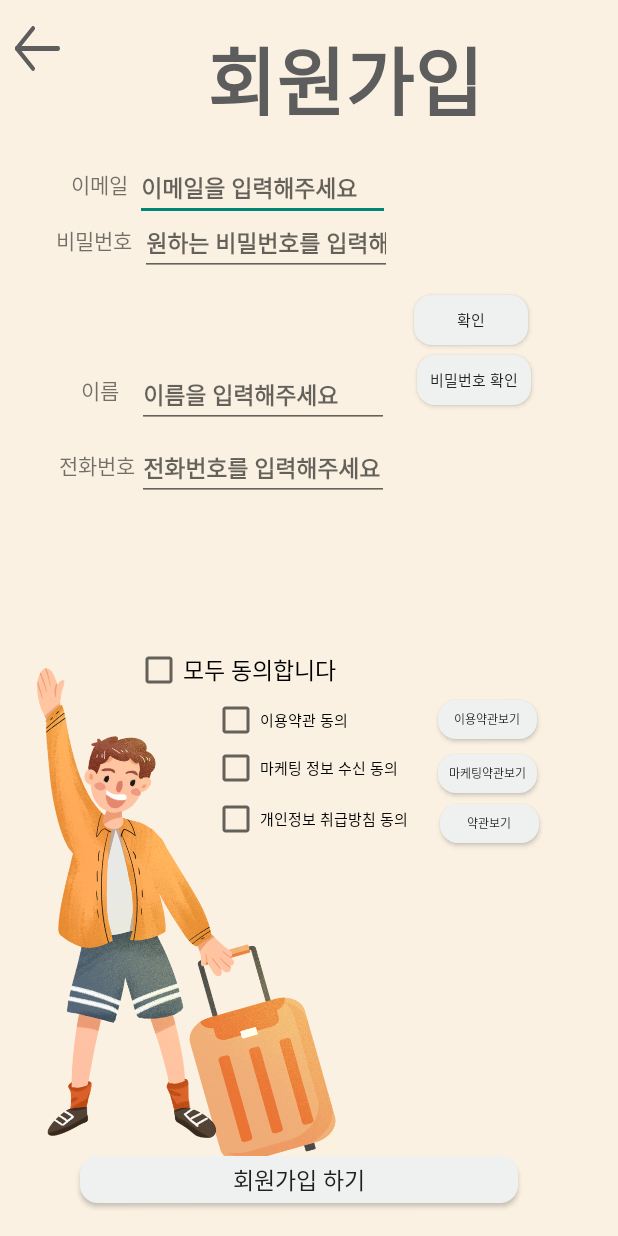
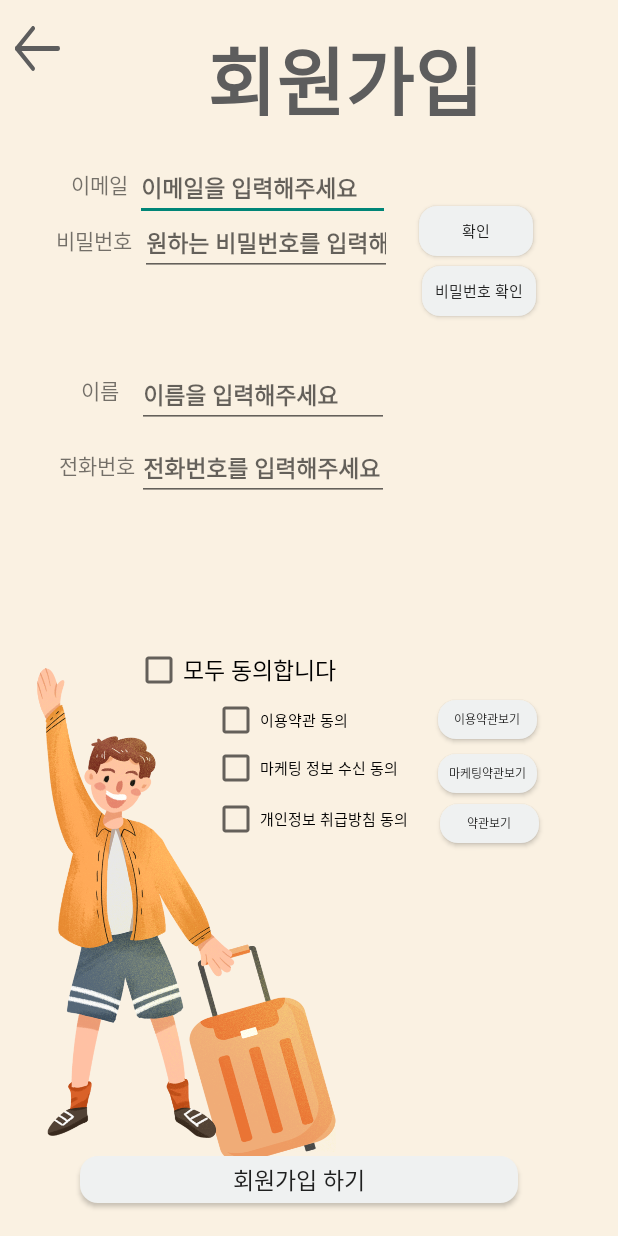
Before and after one commit to Junbeetime/Mapping, an Android app: the SignUpActivity screen opened directly, with no data from a screen before it, on a phone screen of 412 x 824 dp. Run offline under Robolectric (Android 15) with nearby library versions, the phone set to English and light mode, and no system bars; our stand-ins replace Firebase (no records; nobody signed in at launch, a user with empty details on screens opened directly).

Commit message:
6-01-05:07 fin

```diff
--- a/app/src/main/java/com/gachon/mapping/ShareDiary.java
+++ b/app/src/main/java/com/gachon/mapping/ShareDiary.java
@@ -98,7 +98,7 @@ public class ShareDiary extends AppCompatActivity  {
     private void readcontent(){
         String uid = FirebaseAuth.getInstance().getUid();
         String title = getIntent().getStringExtra("title");
-        mDatabase.child("공유다이어리").child(uid).child(title).addValueEventListener(new ValueEventListener() {
+        mDatabase.child("공유다이어리").child(title).addValueEventListener(new ValueEventListener() {
             @Override
             public void onDataChange(@NonNull DataSnapshot snapshot) {
                 if(snapshot.getValue(User.class) != null ){
--- a/app/src/main/res/layout/activity_diary_title.xml
+++ b/app/src/main/res/layout/activity_diary_title.xml
@@ -67,7 +67,7 @@
             android:layout_weight="3"
             android:background="@drawable/solid_button"
             android:fontFamily="@font/sangju_haerye"
-            android:text="일기장 만들기"
+            android:text="만들기"
             android:textColor="@color/black"
             android:textStyle="bold"
             android:layout_marginRight="5dp"/>
@@ -79,7 +79,7 @@
             android:layout_weight="3"
             android:background="@drawable/solid_button"
             android:fontFamily="@font/sangju_haerye"
-            android:text="일기장 불러오기"
+            android:text="불러오기"
             android:textColor="@color/black"
             android:textStyle="bold"
             android:layout_marginRight="5dp"/>
--- a/app/src/main/res/layout/activity_sign_up.xml
+++ b/app/src/main/res/layout/activity_sign_up.xml
@@ -122,8 +122,8 @@
         android:layout_alignParentStart="true"
         android:layout_alignParentBottom="true"
         android:layout_centerHorizontal="true"
-        android:layout_marginStart="276dp"
-        android:layout_marginBottom="594dp"
+        android:layout_marginStart="279dp"
+        android:layout_marginBottom="653dp"
         android:background="@drawable/solid_diary_button"
         android:fontFamily="@font/sangju_gotgam"
         android:text="확인"
@@ -136,8 +136,8 @@
         android:layout_alignParentStart="true"
         android:layout_alignParentBottom="true"
         android:layout_centerHorizontal="true"
-        android:layout_marginStart="278dp"
-        android:layout_marginBottom="554dp"
+        android:layout_marginStart="281dp"
+        android:layout_marginBottom="613dp"
         android:background="@drawable/solid_diary_button"
         android:fontFamily="@font/sangju_gotgam"
         android:text="비밀번호 확인"
```
